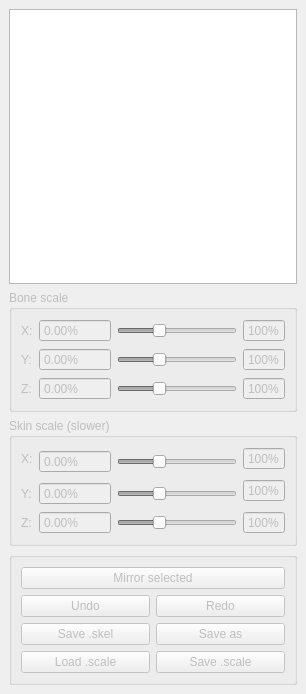
ryzom/ryzomcore, file code/nel/tools/3d/object_viewer_qt/src/skeleton_scale_form.ui: the form before one commit.
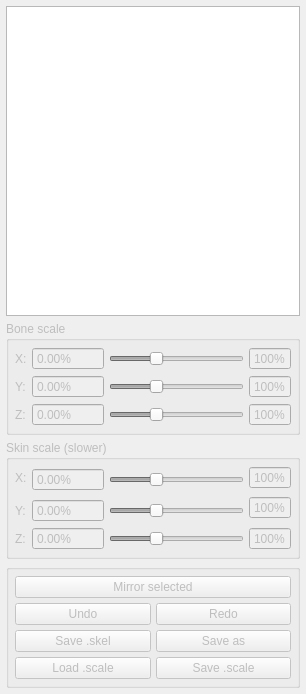
The form after the commit.

```diff
--- a/code/nel/tools/3d/object_viewer_qt/src/skeleton_scale_form.ui
+++ b/code/nel/tools/3d/object_viewer_qt/src/skeleton_scale_form.ui
@@ -15,6 +15,12 @@
   </property>
   <widget class="QWidget" name="dockWidgetContents">
    <layout class="QGridLayout" name="gridLayout_5">
+    <property name="margin">
+     <number>6</number>
+    </property>
+    <property name="spacing">
+     <number>5</number>
+    </property>
     <item row="0" column="0">
      <widget class="QTreeView" name="treeView">
       <attribute name="headerVisible">
@@ -34,6 +40,12 @@
        <string>Bone scale</string>
       </property>
       <layout class="QGridLayout" name="gridLayout">
+       <property name="margin">
+        <number>6</number>
+       </property>
+       <property name="spacing">
+        <number>5</number>
+       </property>
        <item row="0" column="0">
         <widget class="QLabel" name="label">
          <property name="text">
@@ -253,6 +265,12 @@
        <string>Skin scale (slower)</string>
       </property>
       <layout class="QGridLayout" name="gridLayout_2">
+       <property name="margin">
+        <number>6</number>
+       </property>
+       <property name="spacing">
+        <number>5</number>
+       </property>
        <item row="0" column="0">
         <widget class="QLabel" name="label_4">
          <property name="text">
@@ -472,6 +490,12 @@
        <string/>
       </property>
       <layout class="QGridLayout" name="gridLayout_4">
+       <property name="margin">
+        <number>6</number>
+       </property>
+       <property name="spacing">
+        <number>5</number>
+       </property>
        <item row="0" column="0">
         <layout class="QGridLayout" name="gridLayout_3">
          <item row="0" column="0" colspan="2">
```
Left out of the diff: 3 changed lines with no effect on the pictures.
